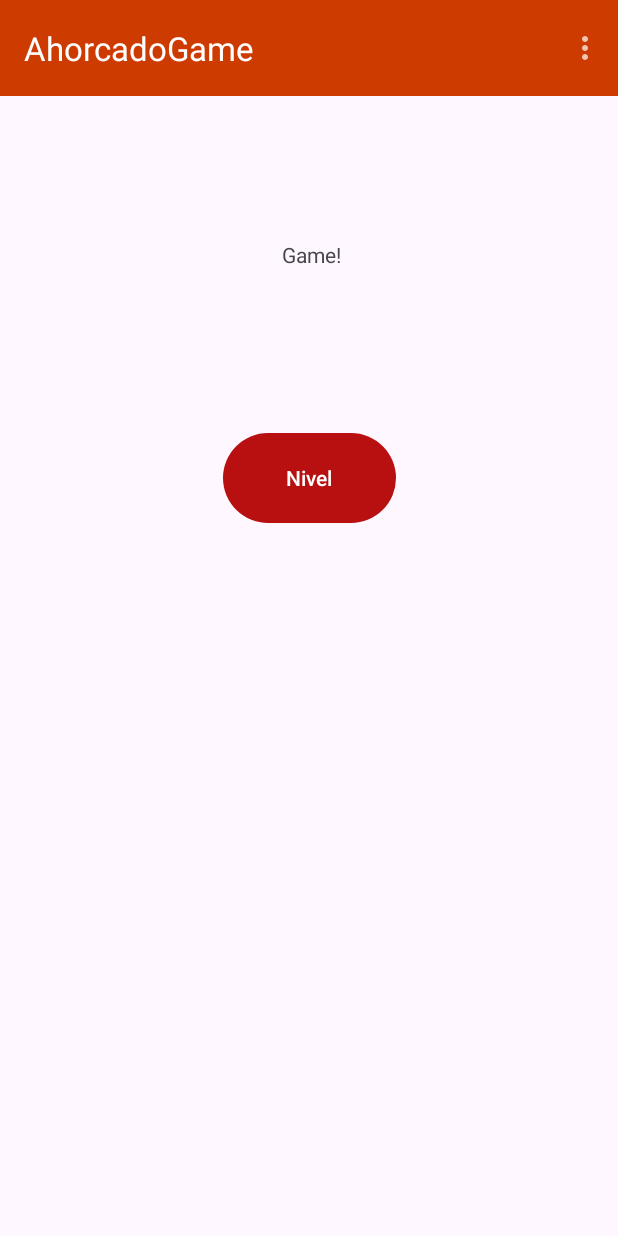
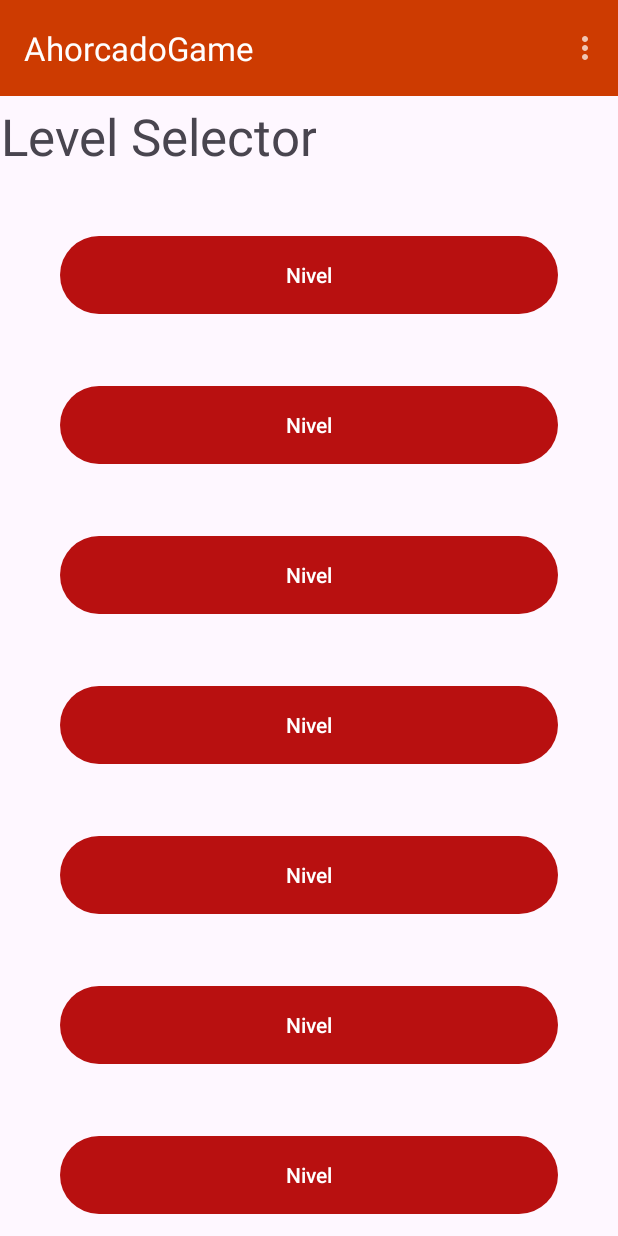
Before and after one commit to IvanLPDM/AA1_Ahorcado_Android, an Android app: the MainActivity screen opened directly, with no data from a screen before it, on a phone screen of 412 x 824 dp. Run offline under Robolectric (Android 15) with nearby library versions, the light colour scheme and no system bars.

Commit message:
Buttons and scroll done
Falta poner más niveles y asignarle a cada boton el nivel con la palabra, las letras y el nivel de difcultad

```diff
--- a/app/src/main/res/layout/activity_main.xml
+++ b/app/src/main/res/layout/activity_main.xml
@@ -12,31 +12,153 @@
 
 
     <TextView
-        android:id="@+id/textView2"
-        android:layout_width="97dp"
-        android:layout_height="82dp"
-        android:layout_marginStart="158dp"
-        android:layout_marginTop="50dp"
-        android:layout_marginEnd="156dp"
-        android:layout_marginBottom="536dp"
-        android:text="Game!"
-        android:textAlignment="center"
-        app:layout_constraintBottom_toBottomOf="parent"
-        app:layout_constraintEnd_toEndOf="parent"
-        app:layout_constraintStart_toStartOf="parent"
-        app:layout_constraintTop_toBottomOf="@+id/myToolBar" />
+        android:id="@+id/LevelSelector"
+        android:layout_width="wrap_content"
+        android:layout_height="wrap_content"
+        android:layout_marginTop="4dp"
+        android:gravity="center|center_horizontal"
+        android:text="Level Selector"
+        android:textSize="34sp"
+        app:layout_constraintTop_toBottomOf="@+id/myToolBar"
+        tools:ignore="MissingConstraints"
+        tools:layout_editor_absoluteX="100dp" />
+
+    <ScrollView
+        android:layout_width="match_parent"
+        android:layout_height="wrap_content"
+
+        android:layout_marginTop="20dp"
+        app:layout_constraintTop_toBottomOf="@+id/LevelSelector"
+        tools:ignore="MissingConstraints"
+        tools:layout_editor_absoluteX="16dp">
+
+        <LinearLayout
+            android:layout_width="match_parent"
+            android:layout_height="wrap_content"
+            android:orientation="vertical"
+            tools:ignore="MissingConstraints">
 
             <Button
                 android:id="@+id/Nivel_1"
-        android:layout_width="115dp"
-        android:layout_height="68dp"
-        android:layout_marginStart="148dp"
-        android:layout_marginTop="19dp"
-        android:layout_marginEnd="148dp"
-        android:layout_marginBottom="448dp"
+                android:layout_width="match_parent"
+                android:layout_height="60dp"
+                android:layout_marginStart="40dp"
+                android:layout_marginTop="20dp"
+                android:layout_marginEnd="40dp"
+                android:layout_marginBottom="20dp"
+                android:layout_weight="1"
                 android:text="Nivel"
                 app:layout_constraintBottom_toBottomOf="parent"
                 app:layout_constraintEnd_toEndOf="parent"
                 app:layout_constraintStart_toStartOf="parent"
                 app:layout_constraintTop_toBottomOf="@+id/textView2" />
+
+            <Button
+                android:id="@+id/nivel_"
+                android:layout_width="match_parent"
+                android:layout_height="60dp"
+                android:layout_marginStart="40dp"
+                android:layout_marginTop="20dp"
+                android:layout_marginEnd="40dp"
+                android:layout_marginBottom="20dp"
+                android:layout_weight="1"
+                android:text="Nivel"
+                app:layout_constraintBottom_toBottomOf="parent"
+                app:layout_constraintEnd_toEndOf="parent"
+                app:layout_constraintStart_toStartOf="parent"
+                app:layout_constraintTop_toBottomOf="@+id/textView2" />
+
+            <Button
+                android:id="@+id/nivel_2"
+                android:layout_width="match_parent"
+                android:layout_height="60dp"
+                android:layout_marginStart="40dp"
+                android:layout_marginTop="20dp"
+                android:layout_marginEnd="40dp"
+                android:layout_marginBottom="20dp"
+                android:layout_weight="1"
+                android:text="Nivel"
+                app:layout_constraintBottom_toBottomOf="parent"
+                app:layout_constraintEnd_toEndOf="parent"
+                app:layout_constraintStart_toStartOf="parent"
+                app:layout_constraintTop_toBottomOf="@+id/textView2" />
+
+            <Button
+                android:id="@+id/nivel_3"
+                android:layout_width="match_parent"
+                android:layout_height="60dp"
+                android:layout_marginStart="40dp"
+                android:layout_marginTop="20dp"
+                android:layout_marginEnd="40dp"
+                android:layout_marginBottom="20dp"
+                android:layout_weight="1"
+                android:text="Nivel"
+                app:layout_constraintBottom_toBottomOf="parent"
+                app:layout_constraintEnd_toEndOf="parent"
+                app:layout_constraintStart_toStartOf="parent"
+                app:layout_constraintTop_toBottomOf="@+id/textView2" />
+
+            <Button
+                android:id="@+id/nivel_4"
+                android:layout_width="match_parent"
+                android:layout_height="60dp"
+                android:layout_marginStart="40dp"
+                android:layout_marginTop="20dp"
+                android:layout_marginEnd="40dp"
+                android:layout_marginBottom="20dp"
+                android:layout_weight="1"
+                android:text="Nivel"
+                app:layout_constraintBottom_toBottomOf="parent"
+                app:layout_constraintEnd_toEndOf="parent"
+                app:layout_constraintStart_toStartOf="parent"
+                app:layout_constraintTop_toBottomOf="@+id/textView2" />
+
+            <Button
+                android:id="@+id/nivel_5"
+                android:layout_width="match_parent"
+                android:layout_height="60dp"
+                android:layout_marginStart="40dp"
+                android:layout_marginTop="20dp"
+                android:layout_marginEnd="40dp"
+                android:layout_marginBottom="20dp"
+                android:layout_weight="1"
+                android:text="Nivel"
+                app:layout_constraintBottom_toBottomOf="parent"
+                app:layout_constraintEnd_toEndOf="parent"
+                app:layout_constraintStart_toStartOf="parent"
+                app:layout_constraintTop_toBottomOf="@+id/textView2" />
+
+            <Button
+                android:id="@+id/nivel_6"
+                android:layout_width="match_parent"
+                android:layout_height="60dp"
+                android:layout_marginStart="40dp"
+                android:layout_marginTop="20dp"
+                android:layout_marginEnd="40dp"
+                android:layout_marginBottom="20dp"
+                android:layout_weight="1"
+                android:text="Nivel"
+                app:layout_constraintBottom_toBottomOf="parent"
+                app:layout_constraintEnd_toEndOf="parent"
+                app:layout_constraintStart_toStartOf="parent"
+                app:layout_constraintTop_toBottomOf="@+id/textView2" />
+
+            <Button
+                android:id="@+id/nivel_7"
+                android:layout_width="match_parent"
+                android:layout_height="60dp"
+                android:layout_marginStart="40dp"
+                android:layout_marginTop="20dp"
+                android:layout_marginEnd="40dp"
+                android:layout_marginBottom="20dp"
+                android:layout_weight="1"
+                android:text="Nivel"
+                app:layout_constraintBottom_toBottomOf="parent"
+                app:layout_constraintEnd_toEndOf="parent"
+                app:layout_constraintStart_toStartOf="parent"
+                app:layout_constraintTop_toBottomOf="@+id/textView2" />
+
+        </LinearLayout>
+
+    </ScrollView>
 </androidx.constraintlayout.widget.ConstraintLayout>
--- a/app/src/main/res/layout/activity_splash.xml
+++ b/app/src/main/res/layout/activity_splash.xml
@@ -63,6 +63,6 @@
         app:layout_constraintEnd_toEndOf="parent"
         app:layout_constraintStart_toStartOf="parent"
         app:layout_constraintTop_toBottomOf="@+id/textView3"
-        app:srcCompat="@mipmap/logoapp" />
+        app:srcCompat="@mipmap/logo_app" />
 
 </androidx.constraintlayout.widget.ConstraintLayout>
```
Also changed, not shown: app/src/main/res/mipmap-hdpi/logo_app.png (renamed from app/src/main/res/mipmap-hdpi/LogoApp.png). Lines whose indentation alone changed are shown as unchanged.
